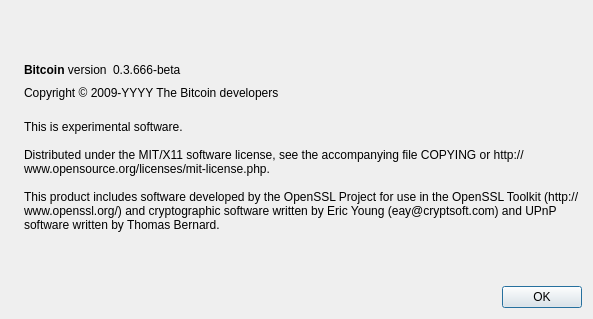
vlugansky/bitcoinold08, file src/qt/forms/aboutdialog.ui: the form before one commit.
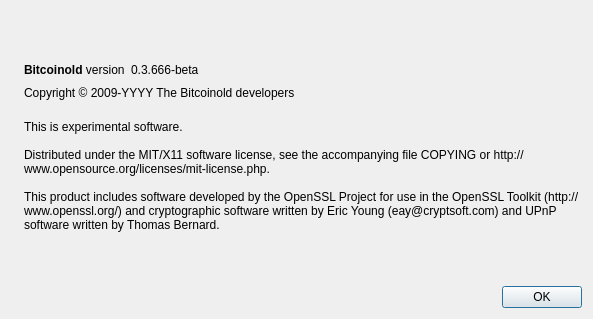
The form after the commit. Icons and pictures are not drawn.

Patch:
```diff
--- a/src/qt/forms/aboutdialog.ui
+++ b/src/qt/forms/aboutdialog.ui
@@ -50,7 +50,7 @@
           <cursorShape>IBeamCursor</cursorShape>
          </property>
          <property name="text">
-          <string>&lt;b&gt;Bitcoin&lt;/b&gt; version</string>
+          <string>&lt;b&gt;Bitcoinold&lt;/b&gt; version</string>
          </property>
          <property name="textInteractionFlags">
           <set>Qt::LinksAccessibleByMouse|Qt::TextSelectableByKeyboard|Qt::TextSelectableByMouse</set>
@@ -91,7 +91,7 @@
         <cursorShape>IBeamCursor</cursorShape>
        </property>
        <property name="text">
-        <string notr="true">Copyright &amp;copy; 2009-YYYY The Bitcoin developers</string>
+        <string notr="true">Copyright &amp;copy; 2009-YYYY The Bitcoinold developers</string>
        </property>
        <property name="textFormat">
         <enum>Qt::RichText</enum>
```
Left out of the diff: 6 changed lines with no effect on the pictures.
